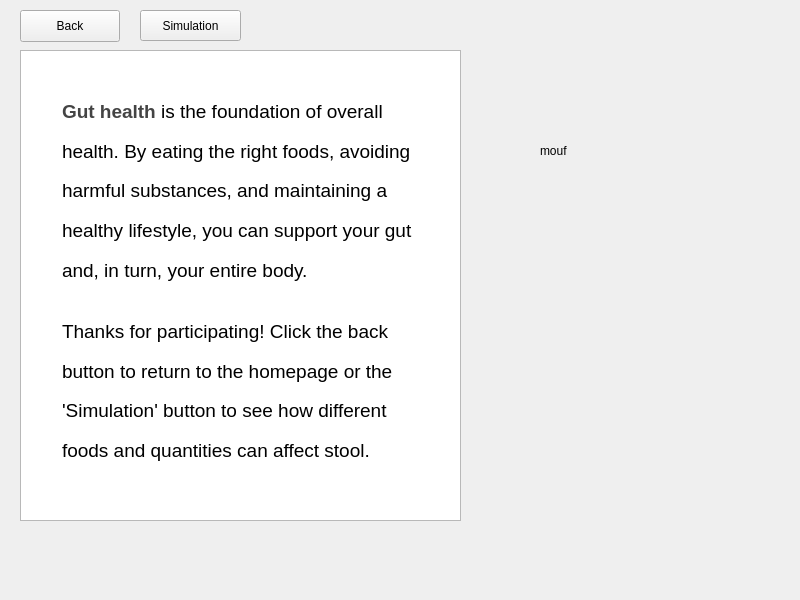
Old version of the form A8EduApp/resultswidget.ui in the repository University-of-Utah-CS3505/a9-edu-app-f24-00Calvin00.
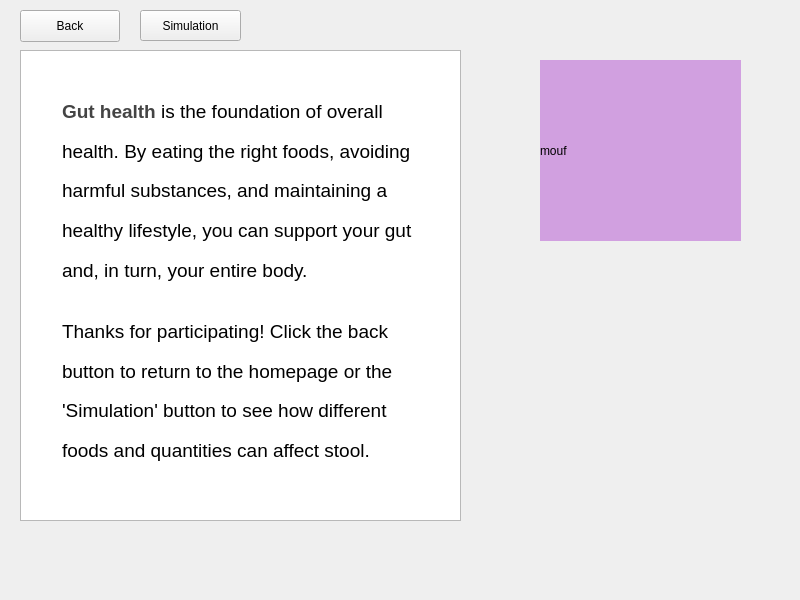
New version of the form. Custom widgets are drawn as their Qt base class.

Commit message: color issues with drag drop text fix

What changed in the file:
```diff
--- a/A8EduApp/resultswidget.ui
+++ b/A8EduApp/resultswidget.ui
@@ -69,6 +69,9 @@
      <height>181</height>
     </rect>
    </property>
+   <property name="styleSheet">
+    <string notr="true">background-color: rgb(209, 160, 224);</string>
+   </property>
    <property name="text">
     <string>mouf</string>
    </property>
```
Left out of the diff: 4 changed lines with no effect on the pictures. The commit also changes 3 other files.
